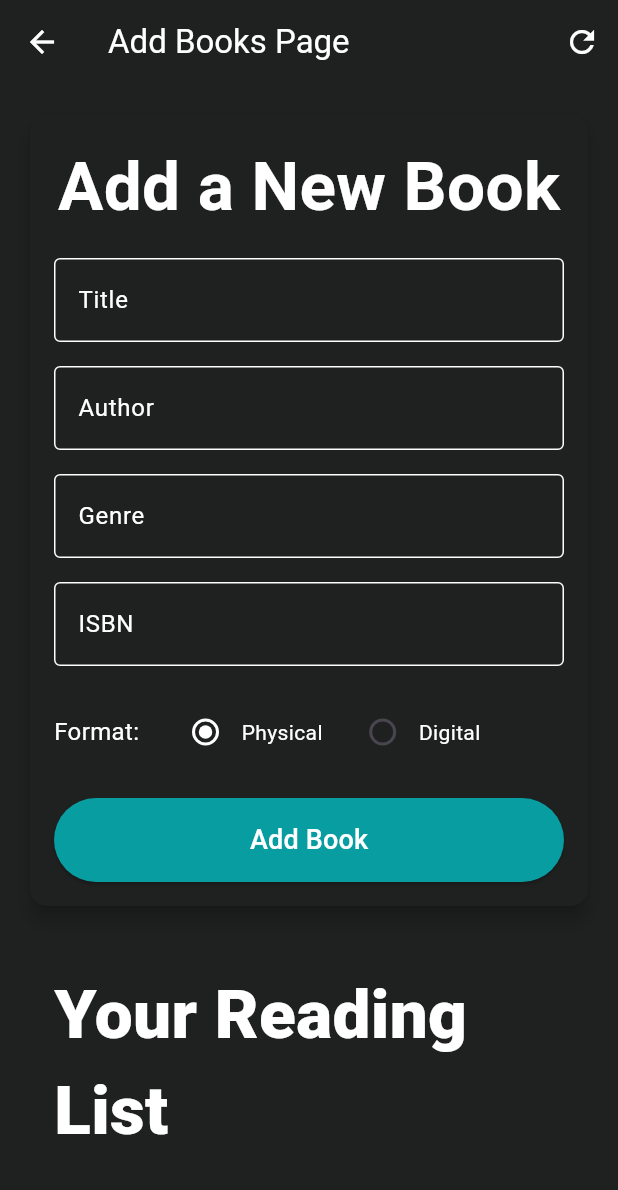
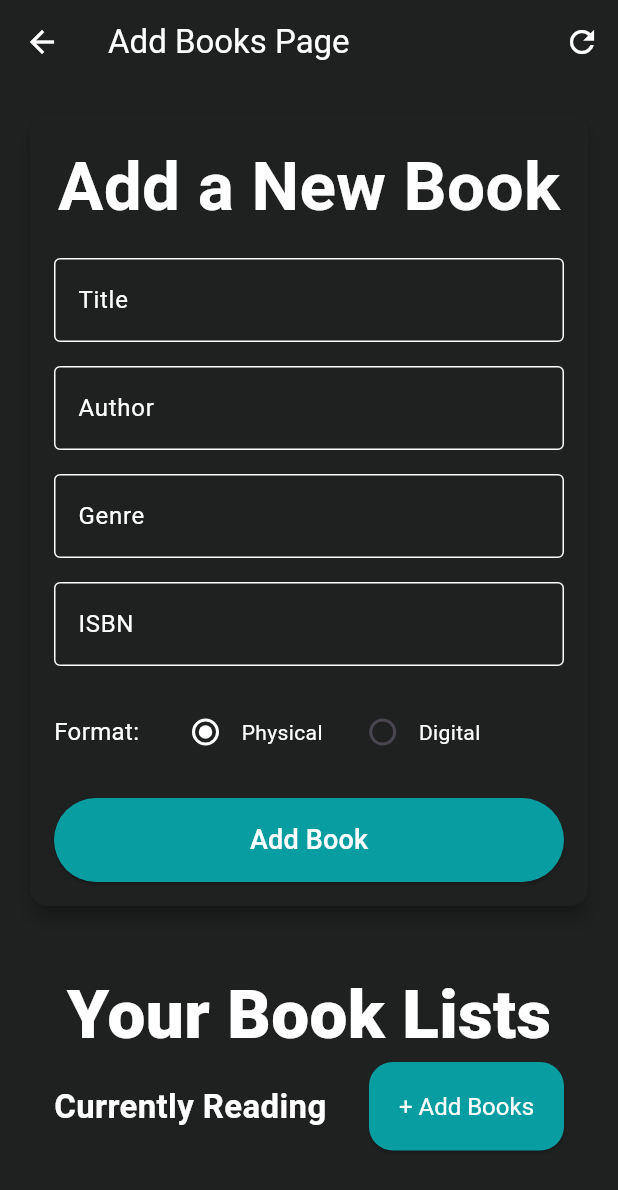
Before and after one commit to Macsback/Bibliora, a Flutter app: the AddBookScreen screen opened directly, on a phone screen of 412 x 824 dp. Shown: the top 1190 px of the screen. Run offline on Flutter 3.47's test engine with Material 3 defaults, Android fonts, the phone set to English and light mode, and no system bars; missing offline and left inert: social_media_buttons; network calls fail.

Commit message:
Added add button to reading list section and fix pixeloverflow error in recommendation section

```diff
--- /dev/null
+++ b/devtools_options.yaml
@@ -0,0 +1,3 @@
+description: This file stores settings for Dart & Flutter DevTools.
+documentation: https://docs.flutter.dev/tools/devtools/extensions#configure-extension-enablement-states
+extensions:
--- a/lib/sections/reading_list_section.dart
+++ b/lib/sections/reading_list_section.dart
@@ -1,4 +1,5 @@
 import 'package:bibliora/models/book.dart';
+import 'package:bibliora/screens/add_book_screen.dart';
 import 'package:bibliora/service/user_provider.dart';
 import 'package:flutter/material.dart';
 import '../service/api_service.dart';
@@ -61,11 +62,46 @@ class ReadingListSectionState extends State<ReadingListSection> {
             mainAxisAlignment: MainAxisAlignment.center,
             children: [
               Text(
-                'Your Reading List',
+                'Your Book Lists',
                 style: TextStyle(
                     fontSize: 45,
                     fontWeight: FontWeight.w900,
                     color: Colors.white),
+              ),
+              Row(
+                mainAxisAlignment: MainAxisAlignment.spaceBetween,
+                children: [
+                  Text(
+                    'Currently Reading',
+                    style: TextStyle(
+                        fontSize: 22,
+                        fontWeight: FontWeight.bold,
+                        color: Colors.white),
+                  ),
+                  ElevatedButton(
+                    onPressed: () {
+                      Navigator.push(
+                          context,
+                          MaterialPageRoute(
+                              builder: (context) => AddBookScreen()));
+                    },
+                    style: ElevatedButton.styleFrom(
+                      backgroundColor: Color(0xFF089DA1),
+                      padding:
+                          EdgeInsets.symmetric(horizontal: 20, vertical: 20),
+                      textStyle: TextStyle(fontSize: 16),
+                      shape: RoundedRectangleBorder(
+                        borderRadius: BorderRadius.circular(16),
+                      ),
+                    ),
+                    child: Text(
+                      '+ Add Books',
+                      style: TextStyle(
+                        color: Colors.white, // Text color is white
+                      ),
+                    ),
+                  )
+                ],
               ),
               SizedBox(height: 20),
               SingleChildScrollView(
--- a/lib/sections/recommendation_section.dart
+++ b/lib/sections/recommendation_section.dart
@@ -82,7 +82,9 @@ class RecommendationSectionState extends State<RecommendationSection> {
                         ),
                       ),
                       padding: EdgeInsets.all(20),
+                      child: SingleChildScrollView(
                         child: Column(
+                          mainAxisSize: MainAxisSize.min,
                           children: [
                             Image.asset(
                               imageAsset,
@@ -132,6 +134,7 @@ class RecommendationSectionState extends State<RecommendationSection> {
                             ),
                           ],
                         ),
+                      ),
                     );
                   },
                 ),
```
Also changed, not shown: assets/beautifully.jpg (added), assets/black_history_month.png (added), assets/boring_girls_a_novel.jpg (added), assets/celver_lands.jpg (added), assets/coco_goose.jpg (added), assets/free_fall.jpg (added), assets/give_thanks_in_everything.png (added), assets/music_rock.png (added), assets/sample.png (added), assets/seagull.png (added), assets/shattered.jpg (added), assets/sublette.jpg (added), assets/the art city.png (added), assets/westpart.jpg (added). Lines whose indentation alone changed are shown as unchanged.
